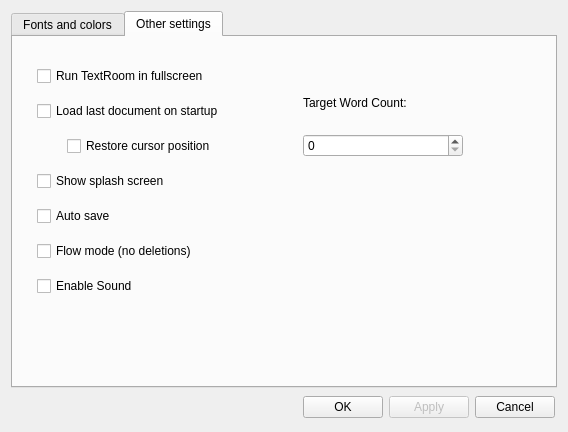
Before: the Qt Designer form branches/realtimestats/ui/optionsdialog.ui in zerger/textroom, drawn with Qt 5.
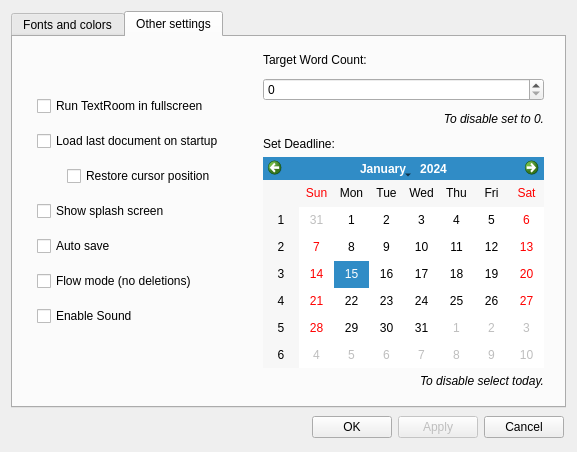
After: the same form once the commit is applied. The open tabs and pages were chosen to show the change.

Commit message: Added Deadline Feature and removed slider

Patch:
```diff
--- a/branches/realtimestats/ui/optionsdialog.ui
+++ b/branches/realtimestats/ui/optionsdialog.ui
@@ -5,8 +5,8 @@
    <rect>
     <x>0</x>
     <y>0</y>
-    <width>568</width>
-    <height>432</height>
+    <width>577</width>
+    <height>452</height>
    </rect>
   </property>
   <property name="sizePolicy" >
@@ -17,7 +17,7 @@
   </property>
   <property name="minimumSize" >
    <size>
-    <width>550</width>
+    <width>540</width>
     <height>350</height>
    </size>
   </property>
@@ -614,8 +614,8 @@
          <rect>
           <x>0</x>
           <y>0</y>
-          <width>544</width>
-          <height>348</height>
+          <width>553</width>
+          <height>368</height>
          </rect>
         </property>
         <attribute name="title" >
@@ -625,7 +625,7 @@
          <property name="geometry" >
           <rect>
            <x>20</x>
-           <y>20</y>
+           <y>50</y>
            <width>201</width>
            <height>251</height>
           </rect>
@@ -726,10 +726,10 @@
         <widget class="QWidget" name="verticalLayoutWidget" >
          <property name="geometry" >
           <rect>
-           <x>290</x>
-           <y>40</y>
-           <width>160</width>
-           <height>80</height>
+           <x>250</x>
+           <y>10</y>
+           <width>281</width>
+           <height>84</height>
           </rect>
          </property>
          <layout class="QVBoxLayout" name="verticalLayout" >
@@ -753,6 +753,78 @@
               </property>
               <property name="singleStep" >
                <number>50</number>
+              </property>
+             </widget>
+            </item>
+           </layout>
+          </item>
+          <item>
+           <layout class="QHBoxLayout" name="horizontalLayout_4" >
+            <item>
+             <widget class="QLabel" name="label_3" >
+              <property name="font" >
+               <font>
+                <italic>true</italic>
+               </font>
+              </property>
+              <property name="text" >
+               <string>To disable set to 0.</string>
+              </property>
+              <property name="alignment" >
+               <set>Qt::AlignRight|Qt::AlignTrailing|Qt::AlignVCenter</set>
+              </property>
+             </widget>
+            </item>
+           </layout>
+          </item>
+         </layout>
+        </widget>
+        <widget class="QWidget" name="verticalLayoutWidget_2" >
+         <property name="geometry" >
+          <rect>
+           <x>250</x>
+           <y>100</y>
+           <width>281</width>
+           <height>251</height>
+          </rect>
+         </property>
+         <layout class="QVBoxLayout" name="verticalLayout_2" >
+          <item>
+           <layout class="QHBoxLayout" name="horizontalLayout_5" >
+            <item>
+             <widget class="QLabel" name="label_4" >
+              <property name="text" >
+               <string>Set Deadline:</string>
+              </property>
+             </widget>
+            </item>
+           </layout>
+          </item>
+          <item>
+           <layout class="QHBoxLayout" name="horizontalLayout_6" >
+            <item>
+             <widget class="QCalendarWidget" name="calendarWidget" >
+              <property name="locale" >
+               <locale country="UnitedStates" language="English" />
+              </property>
+             </widget>
+            </item>
+           </layout>
+          </item>
+          <item>
+           <layout class="QHBoxLayout" name="horizontalLayout_7" >
+            <item>
+             <widget class="QLabel" name="label_5" >
+              <property name="font" >
+               <font>
+                <italic>true</italic>
+               </font>
+              </property>
+              <property name="text" >
+               <string>To disable select today.</string>
+              </property>
+              <property name="alignment" >
+               <set>Qt::AlignRight|Qt::AlignTrailing|Qt::AlignVCenter</set>
               </property>
              </widget>
             </item>
```
Left out of the diff: 9 changed lines with no effect on the pictures. The commit also changes 4 other files.
